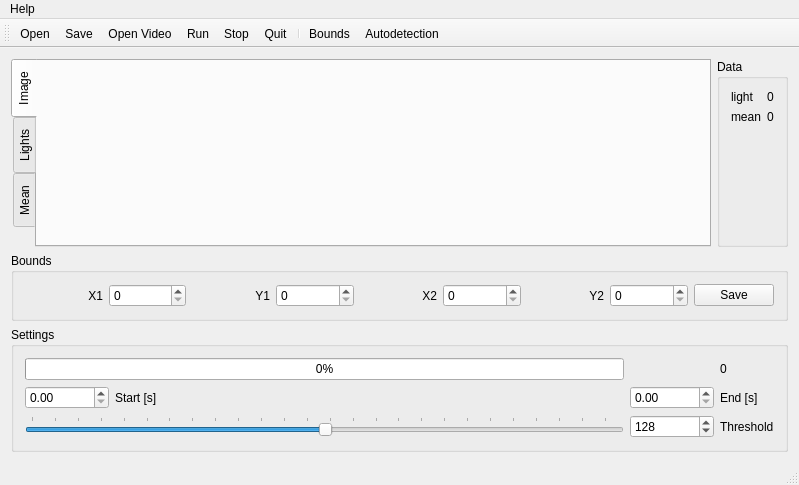
The window that mainwindow.ui (Abbath/R) describes before a commit, drawn with Qt 5.
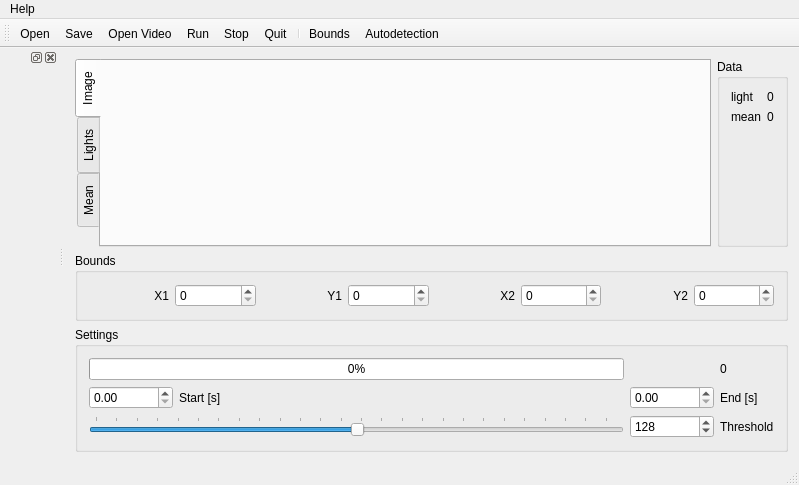
The same window after the commit. Custom widgets are drawn as their Qt base class.

Patch:
```diff
--- a/mainwindow.ui
+++ b/mainwindow.ui
@@ -138,13 +138,6 @@
          </property>
         </widget>
        </item>
-       <item>
-        <widget class="QPushButton" name="pushButton">
-         <property name="text">
-          <string>Save</string>
-         </property>
-        </widget>
-       </item>
       </layout>
      </widget>
     </item>
@@ -357,6 +350,12 @@
    <addaction name="actionAutodetection"/>
   </widget>
   <widget class="QStatusBar" name="statusBar"/>
+  <widget class="QDockWidget" name="dockWidget">
+   <attribute name="dockWidgetArea">
+    <number>1</number>
+   </attribute>
+   <widget class="QWidget" name="dockWidgetContents"/>
+  </widget>
   <action name="actionOpen">
    <property name="text">
     <string>Open</string>
```
